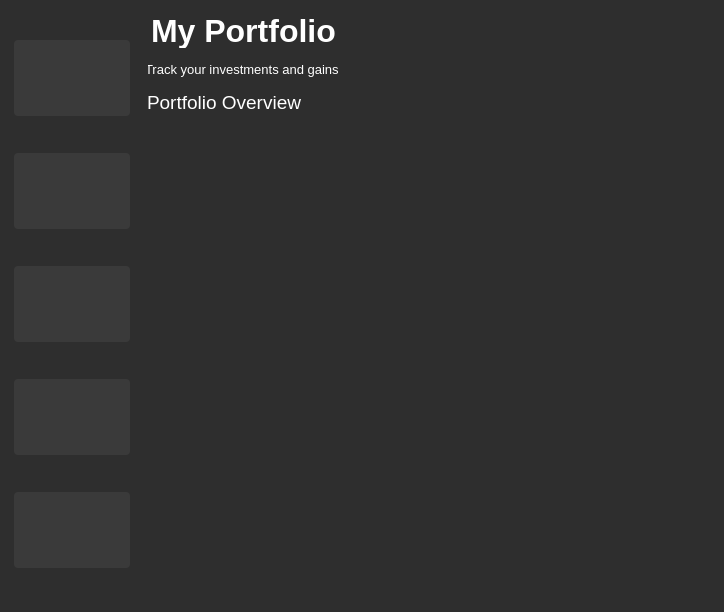
Above: pages.ui from Himesh-boop/Stock-Market-Simulator before the change. Below: the same form after it.
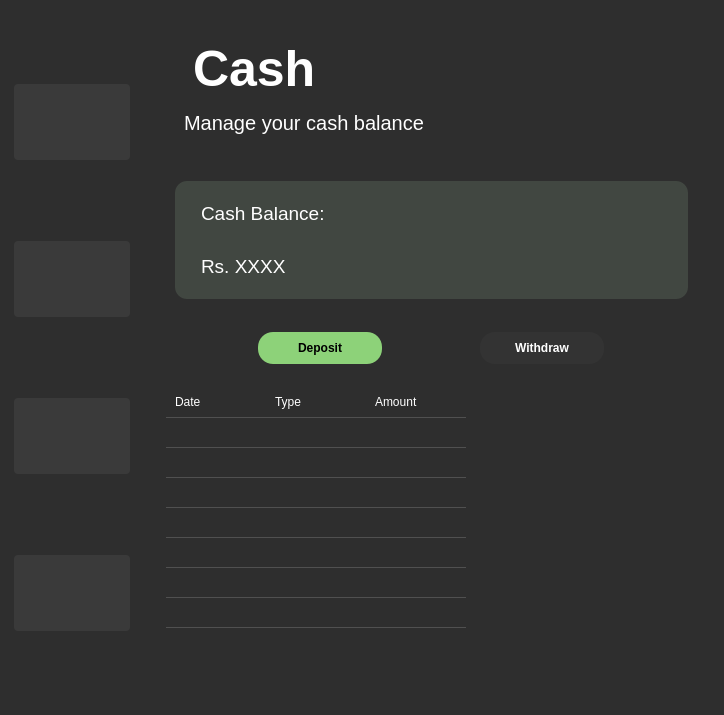
That is the form after the change. The open tabs and pages were chosen to show the change. Icons and pictures are not drawn. Custom widgets are drawn as their Qt base class.

Commit message: UI Complete, Every page can resize dynamically, Himesh candlestick page ma chahine button add garera sidhai push gardeu, tesko layout ma milaidinxu paxi vayena vane chahi

What changed in the file:
```diff
--- a/pages.ui
+++ b/pages.ui
@@ -6,8 +6,8 @@
    <rect>
     <x>0</x>
     <y>0</y>
-    <width>608</width>
-    <height>408</height>
+    <width>594</width>
+    <height>555</height>
    </rect>
   </property>
   <property name="windowTitle">
@@ -252,37 +252,6 @@
          </property>
         </widget>
        </item>
-       <item>
-        <widget class="QPushButton" name="News">
-         <property name="styleSheet">
-          <string notr="true">QPushButton:checked {
-    background-color: #707070;
-    border: 1px solid #AAAAAA;
-    font-weight: bold;
-}
-</string>
-         </property>
-         <property name="text">
-          <string/>
-         </property>
-         <property name="icon">
-          <iconset resource="resources.qrc">
-           <normaloff>:/icons/newspaper_1000dp_E3E3E3_FILL0_wght400_GRAD0_opsz48.png</normaloff>:/icons/newspaper_1000dp_E3E3E3_FILL0_wght400_GRAD0_opsz48.png</iconset>
-         </property>
-         <property name="iconSize">
-          <size>
-           <width>35</width>
-           <height>35</height>
-          </size>
-         </property>
-         <property name="checkable">
-          <bool>true</bool>
-         </property>
-         <property name="autoExclusive">
-          <bool>true</bool>
-         </property>
-        </widget>
-       </item>
       </layout>
      </widget>
     </item>
@@ -294,11 +263,27 @@
         <verstretch>0</verstretch>
        </sizepolicy>
       </property>
-      <layout class="QVBoxLayout" name="verticalLayout_2">
-       <item>
+      <layout class="QGridLayout" name="gridLayout_2">
+       <item row="0" column="0">
         <widget class="QStackedWidget" name="stackedWidget">
+         <property name="styleSheet">
+          <string notr="true">QPushButton {
+    min-width: 100px;
+    min-height: 40px;
+    padding: 6px 12px;
+    border-radius: 20px; /* Full rounded look */
+    font-weight: bold;
+    color: black;
+    background-color: #333; /* Default dark for Withdraw */
+}
+
+QPushButton:hover {
+    opacity: 0.85;
+}
+</string>
+         </property>
          <property name="currentIndex">
-          <number>0</number>
+          <number>3</number>
          </property>
          <widget class="QWidget" name="PortfolioPage">
           <layout class="QGridLayout" name="gridLayout">
@@ -637,81 +622,293 @@
           </layout>
          </widget>
          <widget class="QWidget" name="CashPage">
-          <widget class="QWidget" name="Title_2" native="true">
-           <property name="geometry">
-            <rect>
-             <x>-10</x>
-             <y>0</y>
-             <width>451</width>
-             <height>109</height>
-            </rect>
-           </property>
-           <property name="sizePolicy">
-            <sizepolicy hsizetype="Expanding" vsizetype="Expanding">
-             <horstretch>0</horstretch>
-             <verstretch>2</verstretch>
-            </sizepolicy>
-           </property>
-           <layout class="QVBoxLayout" name="verticalLayout_8">
-            <item>
-             <widget class="QLabel" name="label_10">
-              <property name="font">
-               <font>
-                <pointsize>24</pointsize>
-                <bold>true</bold>
-               </font>
-              </property>
-              <property name="styleSheet">
-               <string notr="true">background-color : transparent;
+          <layout class="QVBoxLayout" name="verticalLayout_2">
+           <item>
+            <widget class="QWidget" name="cashTitle" native="true">
+             <layout class="QGridLayout" name="gridLayout_4">
+              <item row="0" column="0">
+               <widget class="QWidget" name="Title_2" native="true">
+                <property name="sizePolicy">
+                 <sizepolicy hsizetype="Expanding" vsizetype="Expanding">
+                  <horstretch>0</horstretch>
+                  <verstretch>2</verstretch>
+                 </sizepolicy>
+                </property>
+                <layout class="QVBoxLayout" name="verticalLayout_8">
+                 <item>
+                  <widget class="QLabel" name="label_10">
+                   <property name="font">
+                    <font>
+                     <pointsize>-1</pointsize>
+                     <bold>true</bold>
+                    </font>
+                   </property>
+                   <property name="styleSheet">
+                    <string notr="true">background-color : transparent;
 color : white;
 border: none;
-font-size: 50;
+font-size: 50px;
 font-weight: bold;</string>
-              </property>
-              <property name="text">
-               <string>My Portfolio</string>
-              </property>
-             </widget>
-            </item>
-            <item>
-             <widget class="QLabel" name="label_11">
-              <property name="font">
-               <font>
-                <pointsize>10</pointsize>
-               </font>
-              </property>
-              <property name="styleSheet">
-               <string notr="true">background-color : transparent;
+                   </property>
+                   <property name="text">
+                    <string>Cash</string>
+                   </property>
+                  </widget>
+                 </item>
+                 <item>
+                  <widget class="QLabel" name="label_12">
+                   <property name="font">
+                    <font>
+                     <pointsize>-1</pointsize>
+                    </font>
+                   </property>
+                   <property name="styleSheet">
+                    <string notr="true">background-color : transparent;
 color : white;
 border: none;
-font-size: 17;</string>
-              </property>
-              <property name="text">
-               <string>Track your investments and gains</string>
-              </property>
-             </widget>
-            </item>
-            <item>
-             <widget class="QLabel" name="label_12">
-              <property name="font">
-               <font>
-                <pointsize>14</pointsize>
-               </font>
-              </property>
-              <property name="styleSheet">
-               <string notr="true">background-color : transparent;
-color : white;
-border: none;
-font-size: 14;
+font-size: 20px;
 </string>
-              </property>
-              <property name="text">
-               <string>Portfolio Overview</string>
-              </property>
-             </widget>
-            </item>
-           </layout>
-          </widget>
+                   </property>
+                   <property name="text">
+                    <string>Manage your cash balance</string>
+                   </property>
+                  </widget>
+                 </item>
+                </layout>
+               </widget>
+              </item>
+             </layout>
+            </widget>
+           </item>
+           <item>
+            <widget class="QWidget" name="cashCard" native="true">
+             <layout class="QGridLayout" name="gridLayout_5">
+              <item row="0" column="0">
+               <widget class="QFrame" name="Cards_2">
+                <property name="sizePolicy">
+                 <sizepolicy hsizetype="Expanding" vsizetype="Expanding">
+                  <horstretch>0</horstretch>
+                  <verstretch>2</verstretch>
+                 </sizepolicy>
+                </property>
+                <property name="frameShape">
+                 <enum>QFrame::Shape::NoFrame</enum>
+                </property>
+                <property name="frameShadow">
+                 <enum>QFrame::Shadow::Plain</enum>
+                </property>
+                <layout class="QHBoxLayout" name="horizontalLayout_3">
+                 <property name="spacing">
+                  <number>11</number>
+                 </property>
+                 <item>
+                  <widget class="QWidget" name="widget_11" native="true">
+                   <property name="styleSheet">
+                    <string notr="true"> background-color: rgba(200, 255, 200, 30);  /* Light translucent green */
+    border-radius: 12px;                        /* Curved corners */
+    padding: 12px;                              /* Space inside the card */</string>
+                   </property>
+                   <layout class="QVBoxLayout" name="verticalLayout_9">
+                    <item>
+                     <widget class="QLabel" name="label_11">
+                      <property name="font">
+                       <font>
+                        <pointsize>14</pointsize>
+                       </font>
+                      </property>
+                      <property name="styleSheet">
+                       <string notr="true">background-color: transparent;
+color: white;
+border: none;</string>
+                      </property>
+                      <property name="text">
+                       <string>Cash Balance:</string>
+                      </property>
+                     </widget>
+                    </item>
+                    <item>
+                     <widget class="QLabel" name="label_13">
+                      <property name="font">
+                       <font>
+                        <pointsize>14</pointsize>
+                       </font>
+                      </property>
+                      <property name="styleSheet">
+                       <string notr="true">background-color: transparent;
+color: white;
+border: none;</string>
+                      </property>
+                      <property name="text">
+                       <string>Rs. XXXX</string>
+                      </property>
+                     </widget>
+                    </item>
+                   </layout>
+                  </widget>
+                 </item>
+                </layout>
+               </widget>
+              </item>
+             </layout>
+            </widget>
+           </item>
+           <item>
+            <widget class="QWidget" name="cashButtons" native="true">
+             <layout class="QHBoxLayout" name="horizontalLayout_4">
+              <item>
+               <widget class="QPushButton" name="pushButton">
+                <property name="styleSheet">
+                 <string notr="true">QPushButton {
+    min-width: 30px;
+    min-height: 20px;
+    padding: 6px 12px;
+    border-radius: 15px; /* Full rounded look */
+    font-weight: bold;
+    color: black;
+    background-color: #8dd279; 
+}
+
+QPushButton:hover {
+    opacity: 0.85;
+}
+</string>
+                </property>
+                <property name="text">
+                 <string>Deposit</string>
+                </property>
+               </widget>
+              </item>
+              <item>
+               <widget class="QPushButton" name="pushButton_2">
+                <property name="styleSheet">
+                 <string notr="true">QPushButton {
+    min-width: 30px;
+    min-height: 20px;
+    padding: 6px 12px;
+    border-radius: 15px; /* Full rounded look */
+    font-weight: bold;
+    color: white;
+    background-color: #333; /* Default dark for Withdraw */
+}
+
+QPushButton:hover {
+    opacity: 0.85;
+}
+</string>
+                </property>
+                <property name="text">
+                 <string>Withdraw</string>
+                </property>
+               </widget>
+              </item>
+             </layout>
+            </widget>
+           </item>
+           <item>
+            <widget class="QWidget" name="cashTable_2" native="true">
+             <layout class="QGridLayout" name="gridLayout_6">
+              <item row="0" column="0">
+               <widget class="QTableWidget" name="cashTable">
+                <property name="sizePolicy">
+                 <sizepolicy hsizetype="Expanding" vsizetype="Expanding">
+                  <horstretch>0</horstretch>
+                  <verstretch>6</verstretch>
+                 </sizepolicy>
+                </property>
+                <property name="minimumSize">
+                 <size>
+                  <width>400</width>
+                  <height>300</height>
+                 </size>
+                </property>
+                <property name="styleSheet">
+                 <string notr="true">QTableWidget {
+    background-color: #2E2E2E;
+    color: white;
+    gridline-color: #505050;
+    font-size: 10 px;
+    border: none;
+}
+
+QHeaderView::section {
+    background-color: #444;
+    color: white;
+    padding: 6px;
+    border: none;
+    font-weight: bold;
+}
+
+QTableWidget::item {
+    padding: 6px;
+    border-bottom: 1px solid #505050;
+}
+
+QTableWidget::item:selected {
+    background-color: #66ccff;
+    color: black;
+}
+</string>
+                </property>
+                <property name="tabKeyNavigation">
+                 <bool>true</bool>
+                </property>
+                <property name="showGrid">
+                 <bool>false</bool>
+                </property>
+                <property name="rowCount">
+                 <number>8</number>
+                </property>
+                <property name="columnCount">
+                 <number>3</number>
+                </property>
+                <attribute name="horizontalHeaderVisible">
+                 <bool>false</bool>
+                </attribute>
+                <attribute name="verticalHeaderVisible">
+                 <bool>false</bool>
+                </attribute>
+                <row/>
+                <row/>
+                <row/>
+                <row/>
+                <row/>
+                <row/>
+                <row/>
+                <row/>
+                <column/>
+                <column/>
+                <column/>
+                <item row="0" column="0">
+                 <property name="text">
+                  <string>Date</string>
+                 </property>
+                </item>
+                <item row="0" column="1">
+                 <property name="text">
+                  <string>Type</string>
+                 </property>
+                </item>
+                <item row="0" column="2">
+                 <property name="text">
+                  <string>Amount</string>
+                 </property>
+                </item>
+                <item row="1" column="0">
+                 <property name="text">
+                  <string/>
+                 </property>
+                 <property name="font">
+                  <font>
+                   <pointsize>9</pointsize>
+                  </font>
+                 </property>
+                </item>
+               </widget>
+              </item>
+             </layout>
+            </widget>
+           </item>
+          </layout>
          </widget>
          <widget class="QWidget" name="CandleStickPage">
           <layout class="QVBoxLayout" name="verticalLayout_3">
@@ -737,8 +934,165 @@
            </item>
           </layout>
          </widget>
-         <widget class="QWidget" name="HistoryPage"/>
-         <widget class="QWidget" name="NewsPage"/>
+         <widget class="QWidget" name="HistoryPage">
+          <layout class="QGridLayout" name="gridLayout_8">
+           <item row="0" column="0">
+            <widget class="QWidget" name="historyTitle" native="true">
+             <layout class="QGridLayout" name="gridLayout_3">
+              <item row="0" column="0">
+               <widget class="QLabel" name="title">
+                <property name="font">
+                 <font>
+                  <pointsize>24</pointsize>
+                  <bold>true</bold>
+                 </font>
+                </property>
+                <property name="styleSheet">
+                 <string notr="true">background-color : transparent;
+color : white;
+border: none;
+font-size: 50;
+font-weight: bold;</string>
+                </property>
+                <property name="text">
+                 <string>Transaction History</string>
+                </property>
+               </widget>
+              </item>
+             </layout>
+            </widget>
+           </item>
+           <item row="1" column="0">
+            <widget class="QWidget" name="historyTable" native="true">
+             <layout class="QGridLayout" name="gridLayout_7">
+              <item row="0" column="0">
+               <widget class="QTableWidget" name="tableHistory">
+                <property name="sizePolicy">
+                 <sizepolicy hsizetype="Expanding" vsizetype="Expanding">
+                  <horstretch>0</horstretch>
+                  <verstretch>6</verstretch>
+                 </sizepolicy>
+                </property>
+                <property name="minimumSize">
+                 <size>
+                  <width>400</width>
+                  <height>300</height>
+                 </size>
+                </property>
+                <property name="styleSheet">
+                 <string notr="true">QTableWidget {
+    background-color: #2E2E2E;
+    color: white;
+    gridline-color: #505050;
+    font-size: 10 px;
+    border: none;
+}
+
+QHeaderView::section {
+    background-color: #444;
+    color: white;
+    padding: 6px;
+    border: none;
+    font-weight: bold;
+}
+
+QTableWidget::item {
+    padding: 6px;
+    border-bottom: 1px solid #505050;
+}
+
+QTableWidget::item:selected {
+    background-color: #66ccff;
+    color: black;
+}
+</string>
+                </property>
+                <property name="tabKeyNavigation">
+                 <bool>true</bool>
+                </property>
+                <property name="showGrid">
+                 <bool>false</bool>
+                </property>
+                <property name="rowCount">
+                 <number>15</number>
+                </property>
+                <property name="columnCount">
+                 <number>6</number>
+                </property>
+                <attribute name="horizontalHeaderVisible">
+                 <bool>false</bool>
+                </attribute>
+                <attribute name="verticalHeaderVisible">
+                 <bool>false</bool>
+                </attribute>
+                <row/>
+                <row/>
+                <row/>
+                <row/>
+                <row/>
+                <row/>
+                <row/>
+                <row/>
+                <row/>
+                <row/>
+                <row/>
+                <row/>
+                <row/>
+                <row/>
+                <row/>
+                <column/>
+                <column/>
+                <column/>
+                <column/>
+                <column/>
+                <column/>
+                <item row="0" column="0">
+                 <property name="text">
+                  <string>Date</string>
+                 </property>
+                </item>
+                <item row="0" column="1">
+                 <property name="text">
+                  <string>Type</string>
+                 </property>
+                </item>
+                <item row="0" column="2">
+                 <property name="text">
+                  <string>Symbol</string>
+                 </property>
+                </item>
+                <item row="0" column="3">
+                 <property name="text">
+                  <string>Quantity</string>
+                 </property>
+                </item>
+                <item row="0" column="4">
+                 <property name="text">
+                  <string>Price</string>
+                 </property>
+                </item>
+                <item row="0" column="5">
+                 <property name="text">
+                  <string>Total</string>
+                 </property>
+                </item>
+                <item row="1" column="0">
+                 <property name="text">
+                  <string/>
+                 </property>
+                 <property name="font">
+                  <font>
+                   <pointsize>9</pointsize>
+                  </font>
+                 </property>
+                </item>
+               </widget>
+              </item>
+             </layout>
+            </widget>
+           </item>
+          </layout>
+         </widget>
         </widget>
        </item>
       </layout>
```
The commit also changes 48 other files.
